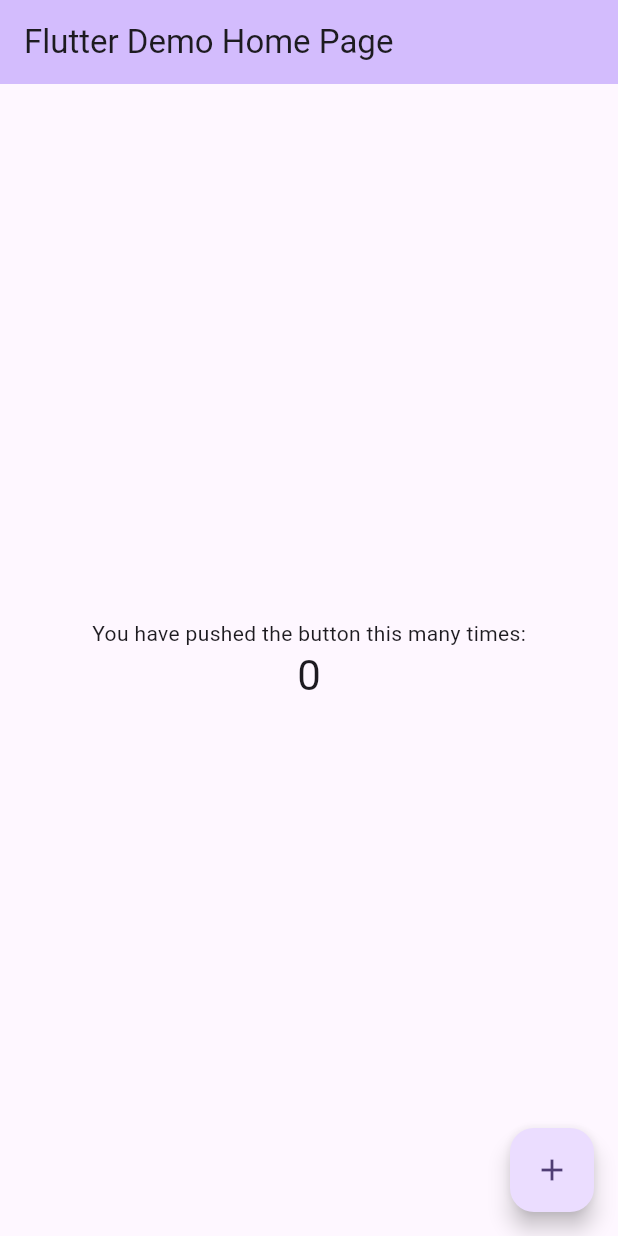
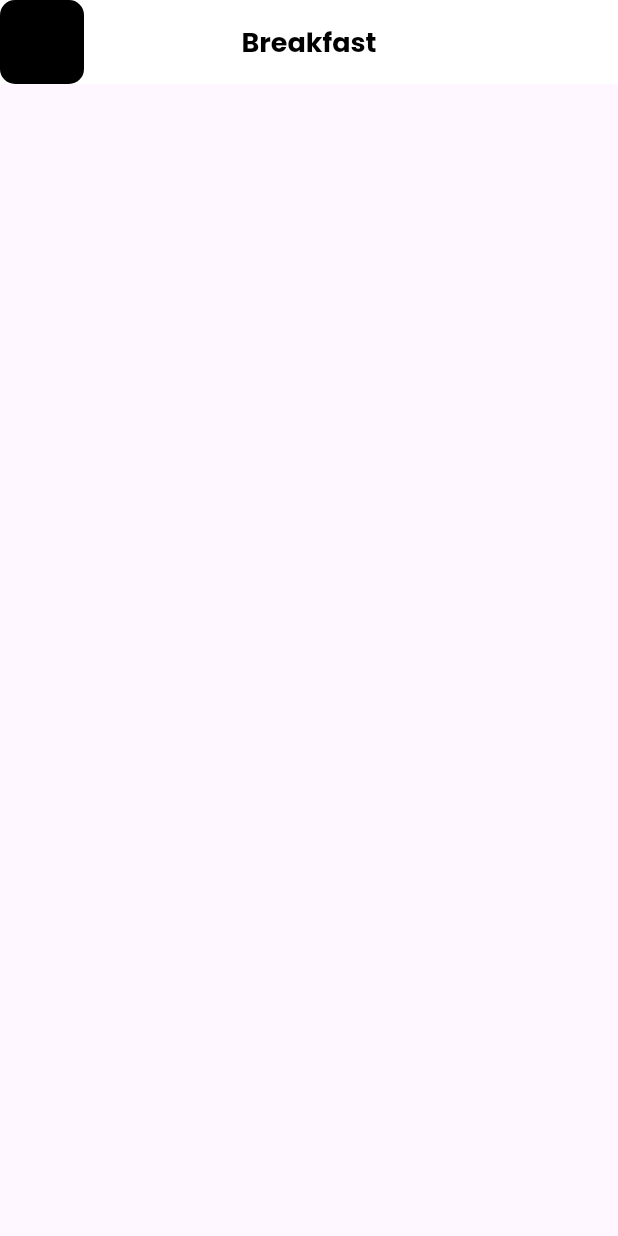
Before and after one commit to Emersh0w/fitness, a Flutter app: the screen it shows after launch, on a phone screen of 412 x 824 dp. Run offline on Flutter 3.47's test engine with Material 3 defaults, Android fonts, the phone set to English and light mode, and no system bars.

Commit message:
Added fonts and svgs

```diff
--- a/lib/main.dart
+++ b/lib/main.dart
@@ -1,3 +1,4 @@
+import 'package:fitness/pages/home.dart';
 import 'package:flutter/material.dart';
 
 void main() {
@@ -11,112 +12,9 @@ class MyApp extends StatelessWidget {
   @override
   Widget build(BuildContext context) {
     return MaterialApp(
-      title: 'Flutter Demo',
-      theme: ThemeData(
-        // This is the theme of your application.
-        //
-        // TRY THIS: Try running your application with "flutter run". You'll see
-        // the application has a purple toolbar. Then, without quitting the app,
-        // try changing the seedColor in the colorScheme below to Colors.green
-        // and then invoke "hot reload" (save your changes or press the "hot
-        // reload" button in a Flutter-supported IDE, or press "r" if you used
-        // the command line to start the app).
-        //
-        // Notice that the counter didn't reset back to zero; the application
-        // state is not lost during the reload. To reset the state, use hot
-        // restart instead.
-        //
-        // This works for code too, not just values: Most code changes can be
-        // tested with just a hot reload.
-        colorScheme: ColorScheme.fromSeed(seedColor: Colors.deepPurple),
-      ),
-      home: const MyHomePage(title: 'Flutter Demo Home Page'),
+      debugShowCheckedModeBanner: false,
+      theme: ThemeData(fontFamily: 'Poppins'),
+      home: const HomePage(),
     );
   }
 }
-
-class MyHomePage extends StatefulWidget {
-  const MyHomePage({super.key, required this.title});
-
-  // This widget is the home page of your application. It is stateful, meaning
-  // that it has a State object (defined below) that contains fields that affect
-  // how it looks.
-
-  // This class is the configuration for the state. It holds the values (in this
-  // case the title) provided by the parent (in this case the App widget) and
-  // used by the build method of the State. Fields in a Widget subclass are
-  // always marked "final".
-
-  final String title;
-
-  @override
-  State<MyHomePage> createState() => _MyHomePageState();
-}
-
-class _MyHomePageState extends State<MyHomePage> {
-  int _counter = 0;
-
-  void _incrementCounter() {
-    setState(() {
-      // This call to setState tells the Flutter framework that something has
-      // changed in this State, which causes it to rerun the build method below
-      // so that the display can reflect the updated values. If we changed
-      // _counter without calling setState(), then the build method would not be
-      // called again, and so nothing would appear to happen.
-      _counter++;
-    });
-  }
-
-  @override
-  Widget build(BuildContext context) {
-    // This method is rerun every time setState is called, for instance as done
-    // by the _incrementCounter method above.
-    //
-    // The Flutter framework has been optimized to make rerunning build methods
-    // fast, so that you can just rebuild anything that needs updating rather
-    // than having to individually change instances of widgets.
-    return Scaffold(
-      appBar: AppBar(
-        // TRY THIS: Try changing the color here to a specific color (to
-        // Colors.amber, perhaps?) and trigger a hot reload to see the AppBar
-        // change color while the other colors stay the same.
-        backgroundColor: Theme.of(context).colorScheme.inversePrimary,
-        // Here we take the value from the MyHomePage object that was created by
-        // the App.build method, and use it to set our appbar title.
-        title: Text(widget.title),
-      ),
-      body: Center(
-        // Center is a layout widget. It takes a single child and positions it
-        // in the middle of the parent.
-        child: Column(
-          // Column is also a layout widget. It takes a list of children and
-          // arranges them vertically. By default, it sizes itself to fit its
-          // children horizontally, and tries to be as tall as its parent.
-          //
-          // Column has various properties to control how it sizes itself and
-          // how it positions its children. Here we use mainAxisAlignment to
-          // center the children vertically; the main axis here is the vertical
-          // axis because Columns are vertical (the cross axis would be
-          // horizontal).
-          //
-          // TRY THIS: Invoke "debug painting" (choose the "Toggle Debug Paint"
-          // action in the IDE, or press "p" in the console), to see the
-          // wireframe for each widget.
-          mainAxisAlignment: MainAxisAlignment.center,
-          children: <Widget>[
-            const Text('You have pushed the button this many times:'),
-            Text(
-              '$_counter',
-              style: Theme.of(context).textTheme.headlineMedium,
-            ),
-          ],
-        ),
-      ),
-      floatingActionButton: FloatingActionButton(
-        onPressed: _incrementCounter,
-        tooltip: 'Increment',
-        child: const Icon(Icons.add),
-      ), // This trailing comma makes auto-formatting nicer for build methods.
-    );
-  }
-}
--- /dev/null
+++ b/lib/pages/home.dart
@@ -0,0 +1,30 @@
+import 'package:flutter/material.dart';
+
+class HomePage extends StatelessWidget {
+  const HomePage({super.key});
+
+  @override
+  Widget build(BuildContext context) {
+    return Scaffold(
+      appBar: AppBar(
+        title: Text(
+          'Breakfast',
+          style: TextStyle(
+            color: Colors.black,
+            fontSize: 18,
+            fontWeight: FontWeight.bold,
+          ),
+        ),
+        backgroundColor: Colors.white,
+        elevation: 0.0,
+        centerTitle: true,
+        leading: Container(
+          decoration: BoxDecoration(
+            color: Colors.black,
+            borderRadius: BorderRadius.circular(10),
+          ),
+        ),
+      ),
+    );
+  }
+}
```
Also changed, not shown: pubspec.yaml (+34 -18 lines), assets/icons/Arrow - Left 2.svg (added), assets/icons/Filter.svg (added), assets/icons/Search.svg (added), assets/icons/blueberry-pancake.svg (added), assets/icons/button.svg (added), assets/icons/canai-bread.svg (added), assets/icons/dots.svg (added), assets/icons/honey-pancakes.svg (added), assets/icons/orange-snacks.svg (added), assets/icons/pancakes.svg (added), assets/icons/pie.svg (added), assets/icons/plate.svg (added), assets/icons/salmon-nigiri.svg (added), 5 more files.
